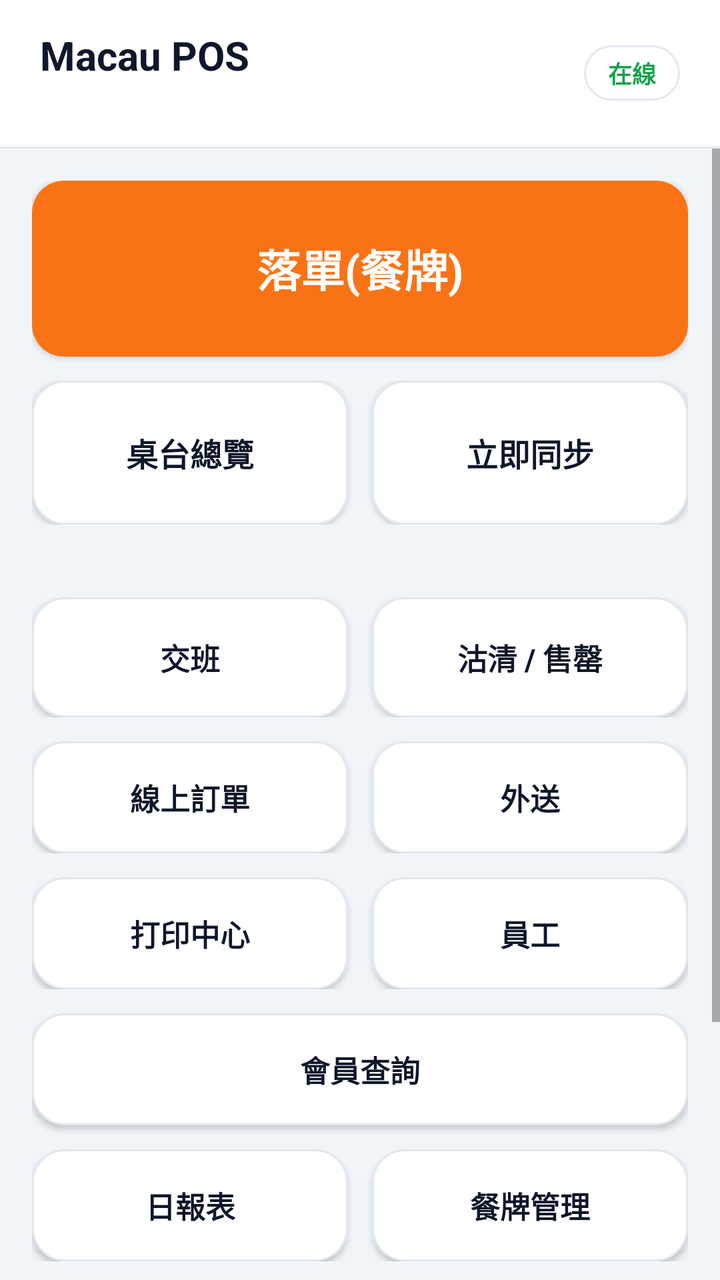
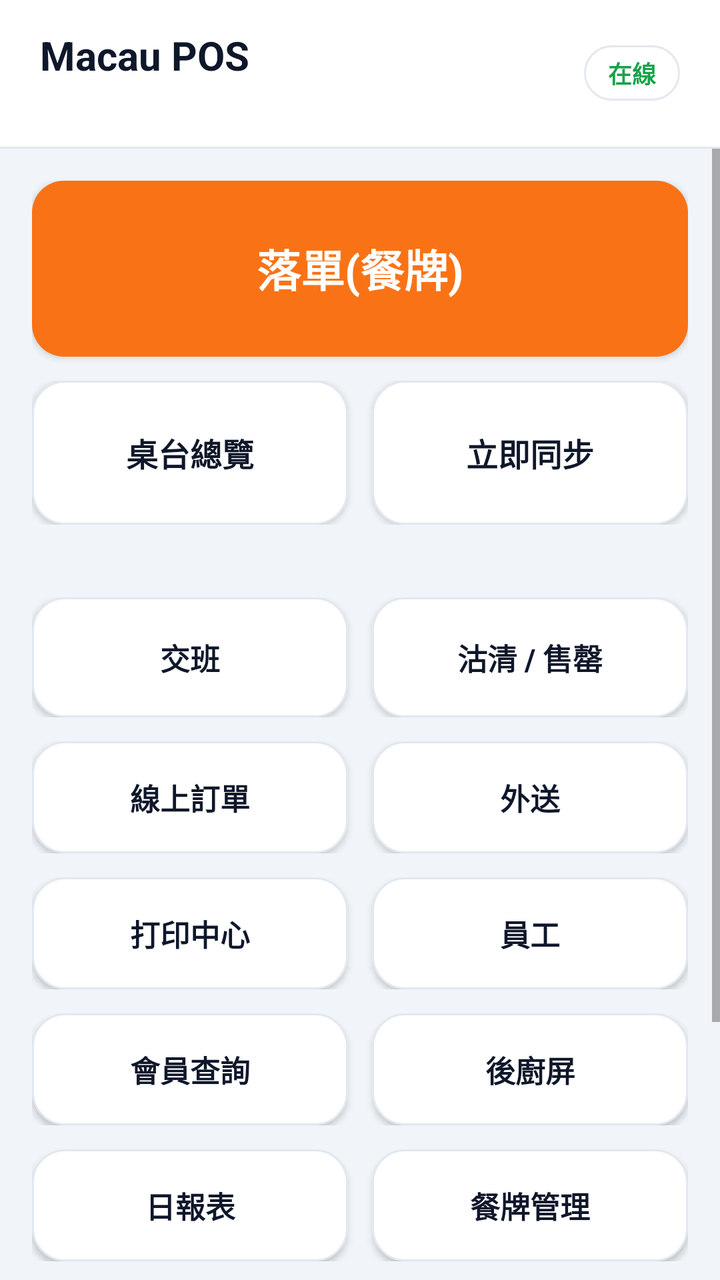

Compare the two renders of this Android layout. The source of the first and the diff that turns it into the second are given below.
<!-- AndroidManifest.xml: application theme Theme.MacauposNative -->
<!-- res/layout/activity_home.xml -->
<?xml version="1.0" encoding="utf-8"?>
<LinearLayout xmlns:android="http://schemas.android.com/apk/res/android"
    android:layout_width="match_parent"
    android:layout_height="match_parent"
    android:orientation="vertical"
    android:background="@color/bg_screen">

    
    <LinearLayout
        android:layout_width="match_parent"
        android:layout_height="wrap_content"
        android:orientation="horizontal"
        android:gravity="center_vertical"
        android:background="@color/card"
        android:paddingHorizontal="20dp"
        android:paddingVertical="14dp">

        <LinearLayout
            android:layout_width="0dp"
            android:layout_height="wrap_content"
            android:layout_weight="1"
            android:orientation="vertical">

            <TextView
                android:id="@+id/txtStoreName"
                android:layout_width="wrap_content"
                android:layout_height="wrap_content"
                android:text="@string/home_title"
                android:textColor="@color/text_primary"
                android:textSize="20sp"
                android:textStyle="bold" />

            <TextView
                android:id="@+id/txtMeta"
                android:layout_width="wrap_content"
                android:layout_height="wrap_content"
                android:layout_marginTop="2dp"
                android:textColor="@color/text_secondary"
                android:textSize="12sp" />
        </LinearLayout>

        <TextView
            android:id="@+id/txtOffline"
            android:layout_width="wrap_content"
            android:layout_height="wrap_content"
            android:background="@drawable/bg_btn_outline"
            android:paddingHorizontal="12dp"
            android:paddingVertical="5dp"
            android:text="在線"
            android:textColor="@color/ok_green"
            android:textSize="12sp"
            android:textStyle="bold" />
    </LinearLayout>

    <View
        android:layout_width="match_parent"
        android:layout_height="1dp"
        android:background="@color/card_border" />

    
    <ScrollView
        android:layout_width="match_parent"
        android:layout_height="0dp"
        android:layout_weight="1"
        android:fillViewport="true">

        <LinearLayout
            android:layout_width="match_parent"
            android:layout_height="wrap_content"
            android:orientation="vertical"
            android:padding="16dp">

            
            <Button
                android:id="@+id/btnOrder"
                android:layout_width="match_parent"
                android:layout_height="88dp"
                android:background="@drawable/bg_btn_accent"
                android:text="落單(餐牌)"
                android:textColor="@color/card"
                android:textSize="22sp"
                android:textStyle="bold" />

            <LinearLayout
                android:layout_width="match_parent"
                android:layout_height="wrap_content"
                android:layout_marginTop="12dp"
                android:orientation="horizontal">

                <Button
                    android:id="@+id/btnTables"
                    android:layout_width="0dp"
                    android:layout_height="72dp"
                    android:layout_weight="1"
                    android:background="@drawable/bg_btn_outline"
                    android:text="桌台總覽"
                    android:textColor="@color/text_primary"
                    android:textSize="16sp"
                    android:textStyle="bold" />

                <Button
                    android:id="@+id/btnSync"
                    android:layout_width="0dp"
                    android:layout_height="72dp"
                    android:layout_marginStart="12dp"
                    android:layout_weight="1"
                    android:background="@drawable/bg_btn_outline"
                    android:text="立即同步"
                    android:textColor="@color/text_primary"
                    android:textSize="16sp"
                    android:textStyle="bold" />
            </LinearLayout>

            <TextView
                android:id="@+id/txtSyncState"
                android:layout_width="match_parent"
                android:layout_height="wrap_content"
                android:layout_marginTop="8dp"
                android:gravity="center"
                android:textColor="@color/text_secondary"
                android:textSize="12sp" />

            <LinearLayout
                android:layout_width="match_parent"
                android:layout_height="wrap_content"
                android:layout_marginTop="12dp"
                android:orientation="horizontal">

                <Button
                    android:id="@+id/btnShift"
                    android:layout_width="0dp"
                    android:layout_height="60dp"
                    android:layout_weight="1"
                    android:background="@drawable/bg_btn_outline"
                    android:text="交班"
                    android:textColor="@color/text_primary"
                    android:textSize="15sp"
                    android:textStyle="bold" />

                <Button
                    android:id="@+id/btnSoldOut"
                    android:layout_width="0dp"
                    android:layout_height="60dp"
                    android:layout_marginStart="12dp"
                    android:layout_weight="1"
                    android:background="@drawable/bg_btn_outline"
                    android:text="沽清 / 售罄"
                    android:textColor="@color/text_primary"
                    android:textSize="15sp"
                    android:textStyle="bold" />
            </LinearLayout>

            <LinearLayout
                android:layout_width="match_parent"
                android:layout_height="wrap_content"
                android:layout_marginTop="12dp"
                android:orientation="horizontal">

                <Button
                    android:id="@+id/btnOnlineOrders"
                    android:layout_width="0dp"
                    android:layout_height="56dp"
                    android:layout_weight="1"
                    android:background="@drawable/bg_btn_outline"
                    android:text="線上訂單"
                    android:textColor="@color/text_primary"
                    android:textSize="15sp"
                    android:textStyle="bold" />

                <Button
                    android:id="@+id/btnDelivery"
                    android:layout_width="0dp"
                    android:layout_height="56dp"
                    android:layout_marginStart="12dp"
                    android:layout_weight="1"
                    android:background="@drawable/bg_btn_outline"
                    android:text="外送"
                    android:textColor="@color/text_primary"
                    android:textSize="15sp"
                    android:textStyle="bold" />
            </LinearLayout>

            <LinearLayout
                android:layout_width="match_parent"
                android:layout_height="wrap_content"
                android:layout_marginTop="12dp"
                android:orientation="horizontal">

                <Button
                    android:id="@+id/btnPrintCenter"
                    android:layout_width="0dp"
                    android:layout_height="56dp"
                    android:layout_weight="1"
                    android:background="@drawable/bg_btn_outline"
                    android:text="打印中心"
                    android:textColor="@color/text_primary"
                    android:textSize="15sp"
                    android:textStyle="bold" />

                <Button
                    android:id="@+id/btnStaff"
                    android:layout_width="0dp"
                    android:layout_height="56dp"
                    android:layout_marginStart="12dp"
                    android:layout_weight="1"
                    android:background="@drawable/bg_btn_outline"
                    android:text="員工"
                    android:textColor="@color/text_primary"
                    android:textSize="15sp"
                    android:textStyle="bold" />
            </LinearLayout>

            <Button
                android:id="@+id/btnMember"
                android:layout_width="match_parent"
                android:layout_height="56dp"
                android:layout_marginTop="12dp"
                android:background="@drawable/bg_btn_outline"
                android:text="會員查詢"
                android:textColor="@color/text_primary"
                android:textSize="15sp"
                android:textStyle="bold" />

            <LinearLayout
                android:layout_width="match_parent"
                android:layout_height="wrap_content"
                android:layout_marginTop="12dp"
                android:orientation="horizontal">

                <Button
                    android:id="@+id/btnReport"
                    android:layout_width="0dp"
                    android:layout_height="56dp"
                    android:layout_weight="1"
                    android:background="@drawable/bg_btn_outline"
                    android:text="日報表"
                    android:textColor="@color/text_primary"
                    android:textSize="15sp"
                    android:textStyle="bold" />

                <Button
                    android:id="@+id/btnMenuAdmin"
                    android:layout_width="0dp"
                    android:layout_height="56dp"
                    android:layout_marginStart="12dp"
                    android:layout_weight="1"
                    android:background="@drawable/bg_btn_outline"
                    android:text="餐牌管理"
                    android:textColor="@color/text_primary"
                    android:textSize="15sp"
                    android:textStyle="bold" />
            </LinearLayout>

            <LinearLayout
                android:layout_width="match_parent"
                android:layout_height="wrap_content"
                android:layout_marginTop="12dp"
                android:orientation="horizontal">

                <Button
                    android:id="@+id/btnPrinter"
                    android:layout_width="0dp"
                    android:layout_height="60dp"
                    android:layout_weight="1"
                    android:background="@drawable/bg_btn_outline"
                    android:text="打印機設置(LAN)"
                    android:textColor="@color/text_primary"
                    android:textSize="14sp" />

                <Button
                    android:id="@+id/btnSelfTest"
                    android:layout_width="0dp"
                    android:layout_height="60dp"
                    android:layout_marginStart="12dp"
                    android:layout_weight="1"
                    android:background="@drawable/bg_btn_outline"
                    android:text="打印自檢"
                    android:textColor="@color/text_primary"
                    android:textSize="14sp" />
            </LinearLayout>

            <TextView
                android:id="@+id/txtSelfTest"
                android:layout_width="match_parent"
                android:layout_height="wrap_content"
                android:layout_marginTop="6dp"
                android:fontFamily="monospace"
                android:gravity="center"
                android:textColor="@color/text_faint"
                android:textSize="11sp" />

            <Button
                android:id="@+id/btnLogout"
                android:layout_width="match_parent"
                android:layout_height="48dp"
                android:layout_marginTop="20dp"
                android:background="@drawable/bg_btn_outline"
                android:text="登出(清離線憑證)"
                android:textColor="@color/warn_red"
                android:textSize="14sp" />
        </LinearLayout>
    </ScrollView>
</LinearLayout>
<!-- resources referenced by this layout -->
<resources>
  <color name="bg_screen">#F1F5F9</color>
  <color name="card">#FFFFFF</color>
  <color name="card_border">#E2E8F0</color>
  <color name="ok_green">#16A34A</color>
  <color name="text_faint">#94A3B8</color>
  <color name="text_primary">#0F172A</color>
  <color name="text_secondary">#64748B</color>
  <color name="warn_red">#DC2626</color>
  <!-- drawable bg_btn_accent (drawable) -->
  <?xml version="1.0" encoding="utf-8"?>
  <selector xmlns:android="http://schemas.android.com/apk/res/android">
      <item android:state_pressed="true">
          <shape android:shape="rectangle">
              <solid android:color="@color/accent_deep" />
              <corners android:radius="16dp" />
          </shape>
      </item>
      <item android:state_enabled="false">
          <shape android:shape="rectangle">
              <solid android:color="#E2E8F0" />
              <corners android:radius="16dp" />
          </shape>
      </item>
      <item>
          <shape android:shape="rectangle">
              <solid android:color="@color/accent" />
              <corners android:radius="16dp" />
          </shape>
      </item>
  </selector>
  <!-- drawable bg_btn_outline (drawable) -->
  <?xml version="1.0" encoding="utf-8"?>
  <selector xmlns:android="http://schemas.android.com/apk/res/android">
      <item android:state_pressed="true">
          <shape android:shape="rectangle">
              <solid android:color="@color/chip_bg" />
              <corners android:radius="16dp" />
              <stroke android:width="1dp" android:color="@color/text_faint" />
          </shape>
      </item>
      <item>
          <shape android:shape="rectangle">
              <solid android:color="@color/card" />
              <corners android:radius="16dp" />
              <stroke android:width="1dp" android:color="@color/card_border" />
          </shape>
      </item>
  </selector>
  <string name="home_title">Macau POS</string>
  <style name="Theme.MacauposNative" parent="android:Theme.Material.Light.NoActionBar">
          <item name="android:statusBarColor">#F1F5F9</item>
          <item name="android:navigationBarColor">#FFFFFF</item>
          <item name="android:windowBackground">#F1F5F9</item>
          <item name="android:colorAccent">#F97316</item>
          <item name="android:windowLightStatusBar">true</item>
      </style>
  <color name="accent_deep">#EA580C</color>
  <color name="accent">#F97316</color>
  <color name="chip_bg">#F8FAFC</color>
</resources>

<!-- the commit's change to res/layout/activity_home.xml (unified diff, before → after) -->
@@ -210,16 +210,35 @@
                     android:textStyle="bold" />
             </LinearLayout>
 
-            <Button
-                android:id="@+id/btnMember"
-                android:layout_width="match_parent"
-                android:layout_height="56dp"
-                android:layout_marginTop="12dp"
-                android:background="@drawable/bg_btn_outline"
-                android:text="會員查詢"
-                android:textColor="@color/text_primary"
-                android:textSize="15sp"
-                android:textStyle="bold" />
+            <LinearLayout
+                android:layout_width="match_parent"
+                android:layout_height="wrap_content"
+                android:layout_marginTop="12dp"
+                android:orientation="horizontal">
+
+                <Button
+                    android:id="@+id/btnMember"
+                    android:layout_width="0dp"
+                    android:layout_height="56dp"
+                    android:layout_weight="1"
+                    android:background="@drawable/bg_btn_outline"
+                    android:text="會員查詢"
+                    android:textColor="@color/text_primary"
+                    android:textSize="15sp"
+                    android:textStyle="bold" />
+
+                <Button
+                    android:id="@+id/btnKds"
+                    android:layout_width="0dp"
+                    android:layout_height="56dp"
+                    android:layout_marginStart="12dp"
+                    android:layout_weight="1"
+                    android:background="@drawable/bg_btn_outline"
+                    android:text="後廚屏"
+                    android:textColor="@color/text_primary"
+                    android:textSize="15sp"
+                    android:textStyle="bold" />
+            </LinearLayout>
 
             <LinearLayout
                 android:layout_width="match_parent"
